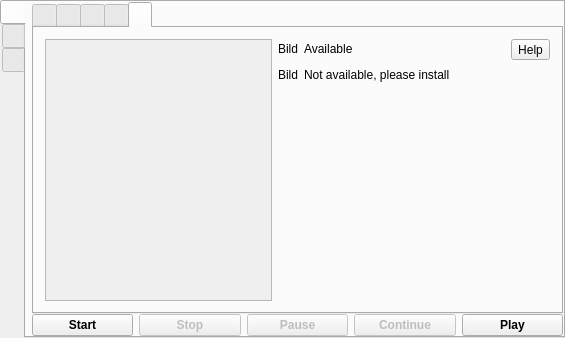
Qt form mainwindow.ui (vkohaupt/vokoscreenNG) before a commit.
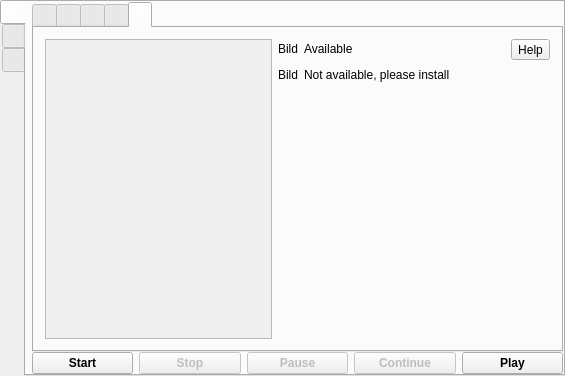
The same form after that commit. The open tabs and pages were chosen to show the change. Icons and pictures are not drawn.

Commit message: Area HandleBottomMiddleSize

```diff
--- a/mainwindow.ui
+++ b/mainwindow.ui
@@ -7,7 +7,7 @@
     <x>0</x>
     <y>0</y>
     <width>565</width>
-    <height>338</height>
+    <height>376</height>
    </rect>
   </property>
   <property name="windowTitle">
@@ -475,8 +475,8 @@
                   <rect>
                    <x>0</x>
                    <y>0</y>
-                   <width>131</width>
-                   <height>241</height>
+                   <width>36</width>
+                   <height>76</height>
                   </rect>
                  </property>
                  <layout class="QHBoxLayout" name="horizontalLayout_7">
```
Left out of the diff: 10 changed lines with no effect on the pictures. The commit also changes 2 other files.
